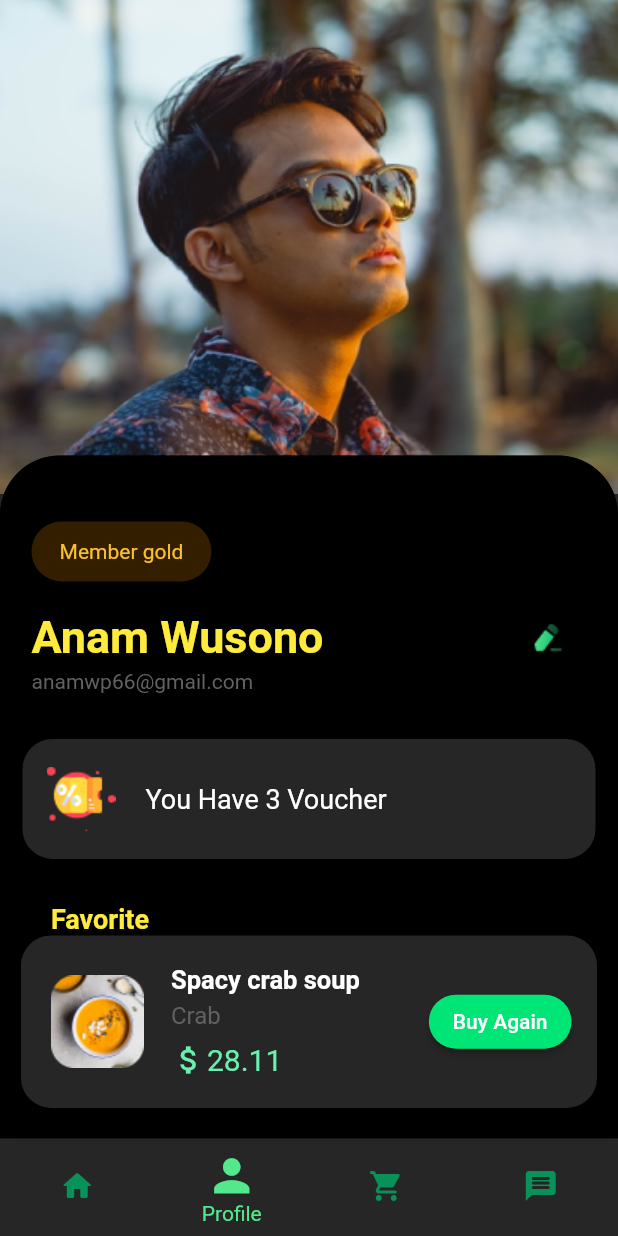
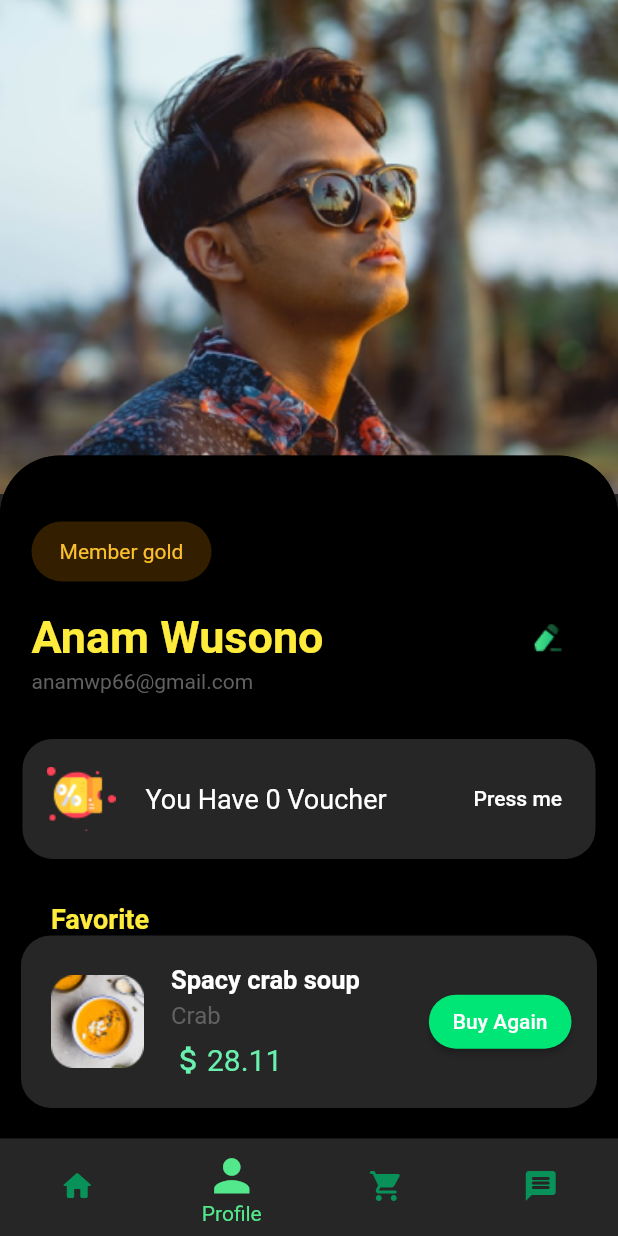
Before and after one commit to GlebBrodskiy/DeliveryApp, a Flutter app: the screen it shows after launch, item 2 of the bottom bar chosen, on a phone screen of 412 x 824 dp. Run offline on Flutter 3.47's test engine with Material 2 defaults, Android fonts, the phone set to English and light mode, and no system bars; drawn by our look-alikes of sliding_sheet.

Commit message:
- Added ValueListenableBuilder to change a count of Vouchers

```diff
--- a/lib/screens/Profile.dart
+++ b/lib/screens/Profile.dart
@@ -25,6 +25,7 @@ class _ProfileState extends State<Profile> {
   final List<double> foodMenuPrice = [28.11, 42.13, 13.99];
 
   String? profileName;
+  final ValueNotifier<int> _counter = ValueNotifier<int>(0);
 
   // void _rename(value) {
   //   setState(() {
@@ -264,11 +265,24 @@ neededColor: Colors.yellow,
         ),
         Padding(
           padding: const EdgeInsets.only(left: 20),
-          child: Text(
-            'You Have 3 Voucher',
-            style: TextStyle(color: Colors.white, fontSize: 18),
+          child: ValueListenableBuilder(
+            builder: (BuildContext context, int value, Widget? child){
+             return Text(
+                'You Have ${_counter.value} Voucher',
+                style: TextStyle(color: Colors.white, fontSize: 18),
+              );
+            },
+            valueListenable: _counter,
+
+
           ),
-        )
+        ),
+        Padding(
+          padding: const EdgeInsets.only(left: 50.0),
+          child: TextButton(onPressed: (){
+            _counter.value++;
+          }, child: Text('Press me', style: TextStyle(color: Colors.white),),),
+        ),
       ],
     );
   }
```
